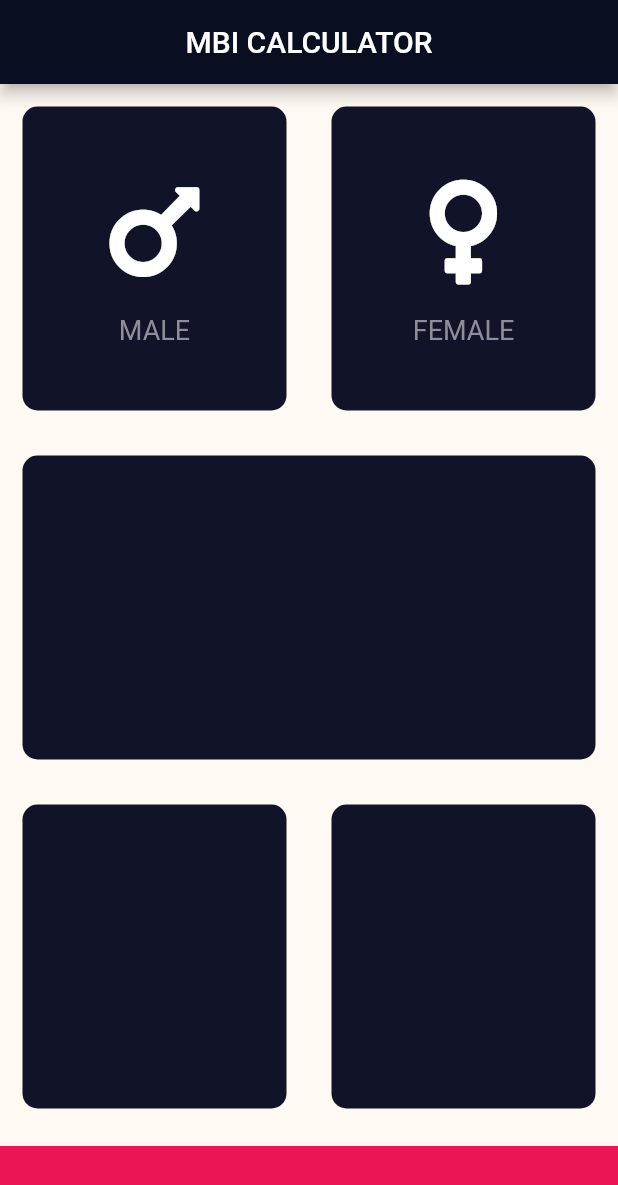
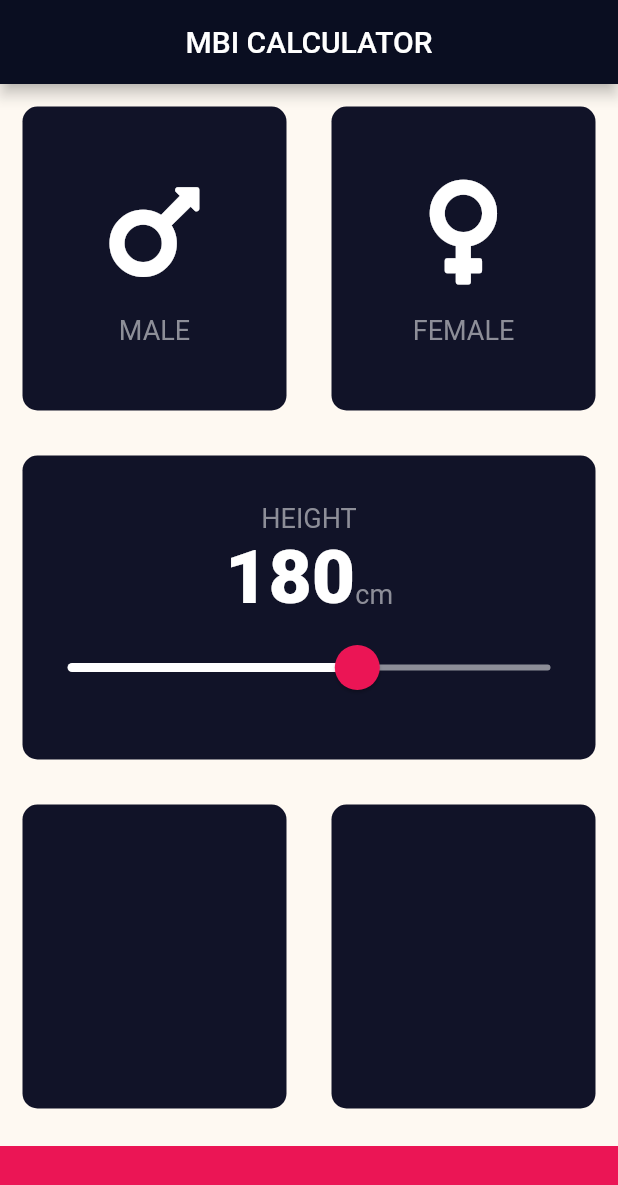
Before and after one commit to geekpius/bmi_calculator, a Flutter app: the screen it shows after launch, on a phone screen of 412 x 824 dp. Shown: the top 1185 px of the screen. Run offline on Flutter 3.47's test engine with Material 2 defaults, Android fonts, the phone set to English and light mode, and no system bars; our stand-ins replace font_awesome_flutter.

Commit message:
constants file created, slider customized

```diff
--- /dev/null
+++ b/lib/constants.dart
@@ -0,0 +1,17 @@
+import 'package:flutter/cupertino.dart';
+import 'package:flutter/material.dart';
+
+const kIconSize = 80.0;
+const kSizeBoxHeight = 15.0;
+const kTextFontSize = 18.0;
+const kBottomContainerHeight = 60.0;
+const kActiveCardColor = Color(0xFF1D1E33);
+const kInActiveCardColor = Color(0xFF111328);
+const kLabelTextStyle = TextStyle(
+  fontSize: kTextFontSize,
+  color: Color(0xFF8D8E98),
+);
+const kBigLabelTextStyle = TextStyle(
+  fontSize: 50.0,
+  fontWeight: FontWeight.w900,
+);
--- a/lib/icon_content.dart
+++ b/lib/icon_content.dart
@@ -1,8 +1,5 @@
 import 'package:flutter/material.dart';
-
-const iconSize = 80.0;
-const sizeBoxHeight = 15.0;
-const textFontSize = 18.0;
+import 'constants.dart';
 
 class IconContent extends StatelessWidget {
   IconContent({this.icon, this.text});
@@ -16,17 +13,14 @@ class IconContent extends StatelessWidget {
       children: <Widget>[
         Icon(
           icon,
-          size: iconSize,
+          size: kIconSize,
         ),
         SizedBox(
-          height: sizeBoxHeight,
+          height: kSizeBoxHeight,
         ),
         Text(
           text,
-          style: TextStyle(
-            fontSize: textFontSize,
-            color: Color(0xFF8D8E98),
-          ),
+          style: kLabelTextStyle,
         ),
       ],
     );
--- a/lib/input_page.dart
+++ b/lib/input_page.dart
@@ -3,10 +3,7 @@ import 'package:flutter/material.dart';
 import 'package:font_awesome_flutter/font_awesome_flutter.dart';
 import 'reuseable_card.dart';
 import 'icon_content.dart';
-
-const bottomContainerHeight = 60.0;
-const activeCardColor = Color(0xFF1D1E33);
-const inActiveCardColor = Color(0xFF111328);
+import 'constants.dart';
 
 //enumeration to represent gender
 enum Gender { male, female }
@@ -17,10 +14,11 @@ class InputPage extends StatefulWidget {
 }
 
 class _InputPageState extends State<InputPage> {
-  Color maleCardColor = inActiveCardColor;
-  Color femaleCardColor = inActiveCardColor;
+  Color maleCardColor = kInActiveCardColor;
+  Color femaleCardColor = kInActiveCardColor;
 
   Gender selectedGender;
+  int height = 180;
 
   @override
   Widget build(BuildContext context) {
@@ -30,6 +28,7 @@ class _InputPageState extends State<InputPage> {
         centerTitle: true,
       ),
       body: Column(
+        crossAxisAlignment: CrossAxisAlignment.stretch,
         children: <Widget>[
           Expanded(
             child: Row(
@@ -42,8 +41,8 @@ class _InputPageState extends State<InputPage> {
                       });
                     },
                     color: (selectedGender == Gender.male)
-                        ? activeCardColor
-                        : inActiveCardColor,
+                        ? kActiveCardColor
+                        : kInActiveCardColor,
                     cardChild: IconContent(
                       icon: FontAwesomeIcons.mars,
                       text: "MALE",
@@ -58,8 +57,8 @@ class _InputPageState extends State<InputPage> {
                       });
                     },
                     color: (selectedGender == Gender.female)
-                        ? activeCardColor
-                        : inActiveCardColor,
+                        ? kActiveCardColor
+                        : kInActiveCardColor,
                     cardChild: IconContent(
                       icon: FontAwesomeIcons.venus,
                       text: "FEMALE",
@@ -71,20 +70,65 @@ class _InputPageState extends State<InputPage> {
           ),
           Expanded(
             child: ReusableCard(
-              color: inActiveCardColor,
-            ),
+                color: kInActiveCardColor,
+                cardChild: Column(
+                  mainAxisAlignment: MainAxisAlignment.center,
+                  children: <Widget>[
+                    Text(
+                      'HEIGHT',
+                      style: kLabelTextStyle,
+                    ),
+                    Row(
+                      mainAxisAlignment: MainAxisAlignment.center,
+                      crossAxisAlignment: CrossAxisAlignment.baseline,
+                      textBaseline: TextBaseline.alphabetic,
+                      children: <Widget>[
+                        Text(
+                          height.toString(),
+                          style: kBigLabelTextStyle,
+                        ),
+                        Text(
+                          'cm',
+                          style: kLabelTextStyle,
+                        ),
+                      ],
+                    ),
+                    SliderTheme(
+                      data: SliderTheme.of(context).copyWith(
+                        activeTrackColor: Colors.white,
+                        inactiveTrackColor: Color(0xFF8D8E98),
+                        thumbShape:
+                            RoundSliderThumbShape(enabledThumbRadius: 15.0),
+                        thumbColor: Color(0xFFEB1555),
+                        overlayShape:
+                            RoundSliderOverlayShape(overlayRadius: 30.0),
+                        overlayColor: Color(0x29EB1555),
+                      ),
+                      child: Slider(
+                        value: height.toDouble(),
+                        min: 120,
+                        max: 220,
+                        onChanged: (double newValue) {
+                          setState(() {
+                            height = newValue.round();
+                          });
+                        },
+                      ),
+                    )
+                  ],
+                )),
           ),
           Expanded(
             child: Row(
               children: <Widget>[
                 Expanded(
                   child: ReusableCard(
-                    color: inActiveCardColor,
+                    color: kInActiveCardColor,
                   ),
                 ),
                 Expanded(
                   child: ReusableCard(
-                    color: inActiveCardColor,
+                    color: kInActiveCardColor,
                   ),
                 ),
               ],
@@ -94,7 +138,7 @@ class _InputPageState extends State<InputPage> {
             color: Color(0xFFEB1555),
             margin: EdgeInsets.only(top: 10),
             width: double.infinity,
-            height: bottomContainerHeight,
+            height: kBottomContainerHeight,
           ),
         ],
       ),
```
